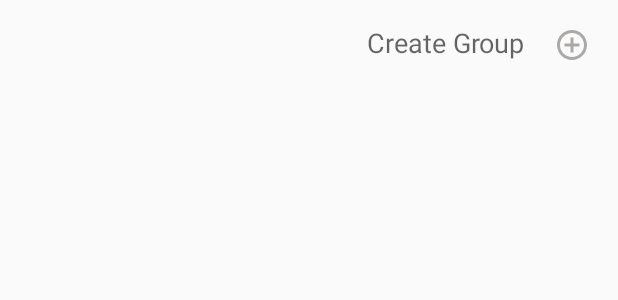
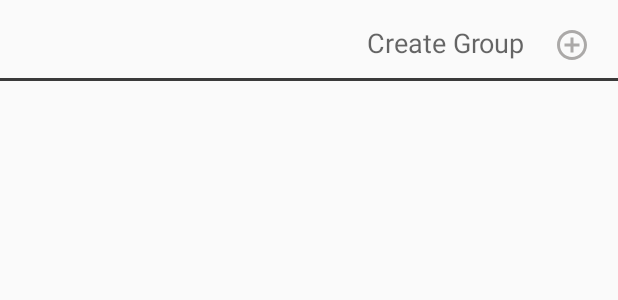
Before and after one commit to Latarax/Bro-Team-App, an Android app: the layout home_group_list.xml on its own in the app's theme, with its tools: preview values and no code run, on a phone screen of 412 x 824 dp. Shown: the top 300 px of the screen. Run offline under Robolectric (Android 15) with nearby library versions, the phone set to English and light mode, and no system bars.

Commit message:
added divider to home page

```diff
--- a/app/src/main/res/layout/home_group_list.xml
+++ b/app/src/main/res/layout/home_group_list.xml
@@ -33,7 +33,19 @@
         app:layout_constraintBottom_toBottomOf="parent"
         app:layout_constraintEnd_toEndOf="parent"
         app:layout_constraintStart_toStartOf="parent"
-        app:layout_constraintTop_toBottomOf="@+id/createGroupTxtView"
+        app:layout_constraintTop_toBottomOf="@+id/homeMainDivider"
         app:layout_constraintVertical_bias="0.505" />
 
+    <View
+        android:id="@+id/homeMainDivider"
+        android:layout_width="match_parent"
+        android:layout_height="2dp"
+        android:layout_marginTop="8dp"
+        android:background="#C46D6D6D"
+        android:backgroundTint="#000000"
+        app:layout_constraintEnd_toEndOf="parent"
+        app:layout_constraintHorizontal_bias="0.0"
+        app:layout_constraintStart_toStartOf="parent"
+        app:layout_constraintTop_toBottomOf="@+id/createGroupTxtView" />
+
 </androidx.constraintlayout.widget.ConstraintLayout>
```
